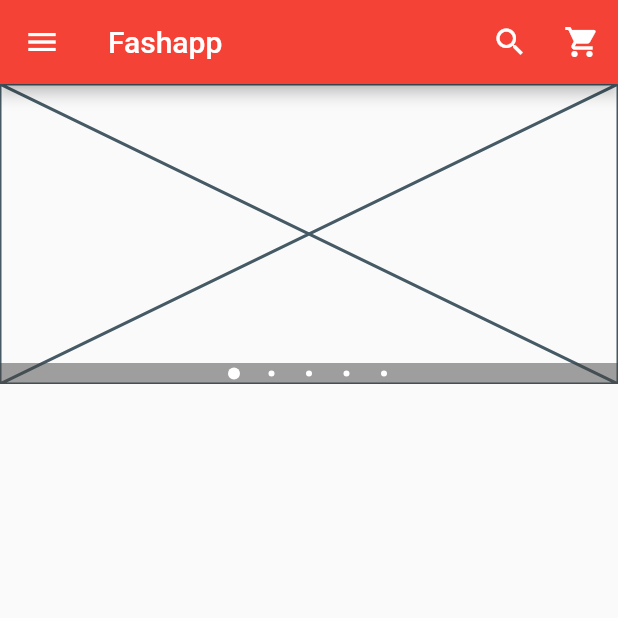
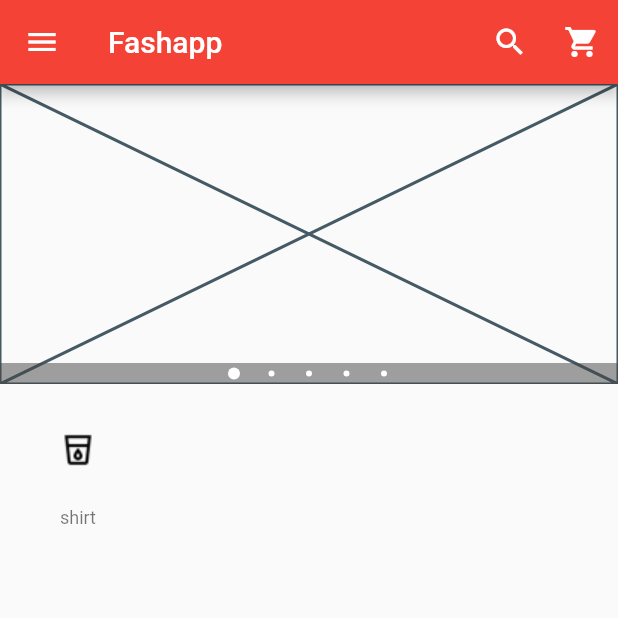
Before and after one commit to flutterkage2k/flutterfirebase2303121210, a Flutter app: the screen it shows after launch, on a phone screen of 412 x 824 dp, the top half of it. Run offline on Flutter 3.47's test engine with Material 2 defaults, Android fonts, the phone set to English and light mode, and no system bars; drawn by our look-alikes of carousel_pro.

Commit message:
no.14 complete
add horizotal

```diff
--- /dev/null
+++ b/lib/componets/horizontal_listview.dart
@@ -0,0 +1,55 @@
+import 'package:flutter/material.dart';
+
+class HorizontalList extends StatelessWidget {
+  const HorizontalList({super.key});
+
+  @override
+  Widget build(BuildContext context) {
+    return Container(
+      height: 80.0,
+      child: ListView(
+        scrollDirection: Axis.horizontal,
+        children: [
+          Category(
+            image_caption: 'shirt',
+            image_location: 'assets/drink-outlined.png',
+          )
+        ],
+      ),
+    );
+  }
+}
+
+class Category extends StatelessWidget {
+  final String image_location;
+  final String image_caption;
+
+  Category({required this.image_location, required this.image_caption});
+
+  @override
+  Widget build(BuildContext context) {
+    return Padding(
+      padding: EdgeInsets.all(2.0),
+      child: InkWell(
+        onTap: () {},
+        child: Container(
+          width: 100.0,
+          child: ListTile(
+            title: Image.asset(
+              image_location,
+              width: 100.0,
+              height: 80.0,
+            ),
+            subtitle: Container(
+              alignment: Alignment.topCenter,
+              child: Text(
+                image_caption,
+                style: TextStyle(fontSize: 12.0),
+              ),
+            ),
+          ),
+        ),
+      ),
+    );
+  }
+}
--- a/lib/main.dart
+++ b/lib/main.dart
@@ -1,5 +1,6 @@
 import 'package:carousel_pro/carousel_pro.dart';
 import 'package:flutter/material.dart';
+import 'package:flutterfirebase2303121210/componets/horizontal_listview.dart';
 
 void main() {
   runApp(const MyApp());
@@ -140,6 +141,7 @@ class _HomePageState extends State<HomePage> {
       body: ListView(
         children: [
           image_carousel,
+          HorizontalList(),
         ],
       ),
     );
```
Also changed, not shown: pubspec.yaml (+4 -5 lines), assets/drink-outlined.png (added), assets/service-twotone.png (added), 1 other file.
